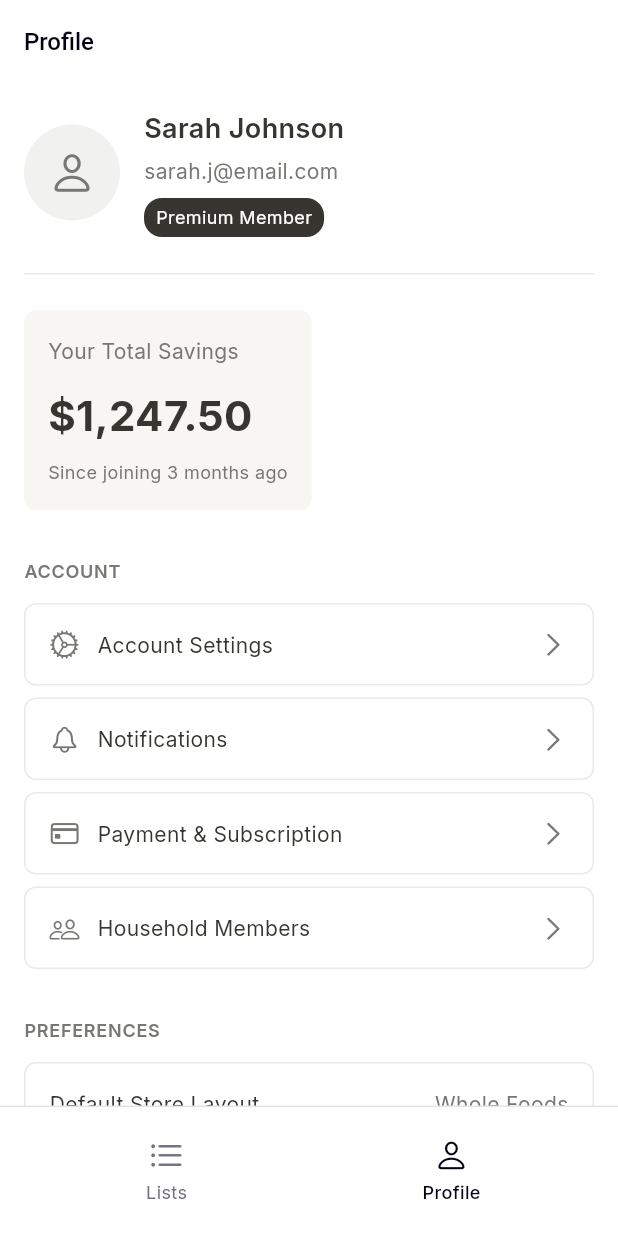
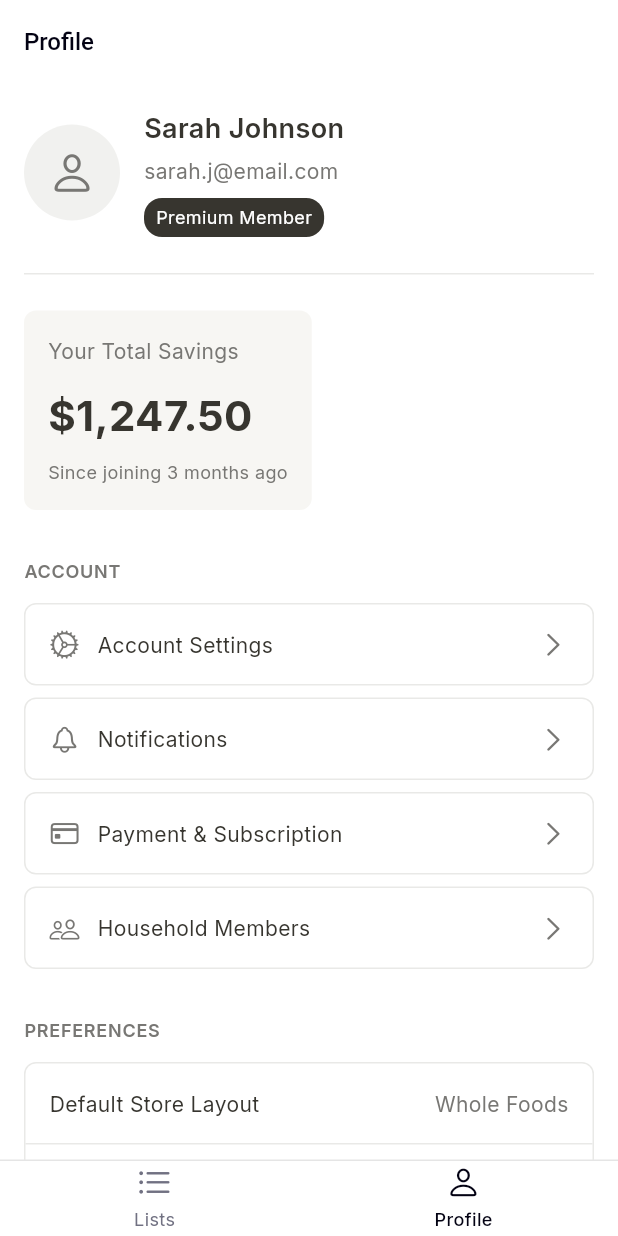
Before and after one commit to shelly-nas/baskit, a Flutter app: the screen it shows after launch, after a tap on "Profile", on a phone screen of 412 x 824 dp. Run offline on Flutter 3.47's test engine with Material 3 defaults, Android fonts, the phone set to English and light mode, and no system bars; our stand-ins replace google_fonts.

Commit message:
feat: Introduce design tokens for consistent styling across the app

```diff
--- a/lib/frontend/presentation/screens/lists_screen.dart
+++ b/lib/frontend/presentation/screens/lists_screen.dart
@@ -1,6 +1,7 @@
 import 'package:flutter/cupertino.dart';
 import 'package:flutter/material.dart';
 import '../models/shopping_list.dart';
+import '../../theme/design_tokens.dart';
 
 class ListsScreen extends StatefulWidget {
   const ListsScreen({super.key});
@@ -10,8 +11,6 @@ class ListsScreen extends StatefulWidget {
 }
 
 class _ListsScreenState extends State<ListsScreen> {
-  String _selectedTab = 'All';
-
   @override
   Widget build(BuildContext context) {
     final List<ShoppingList> shoppingLists = [
@@ -60,36 +59,17 @@ class _ListsScreenState extends State<ListsScreen> {
         title: const Text('Shopping Lists'),
         actions: [
           IconButton(
-            icon: const Icon(CupertinoIcons.add_circled_solid),
+            icon: const Icon(
+              CupertinoIcons.add_circled_solid,
+              size: DesignTokens.iconXLarge,
+            ),
             onPressed: () {
               // Add new list
             },
           ),
         ],
       ),
-      body: Column(
-        children: [
-          // Tabs
-          Container(
-            decoration: BoxDecoration(
-              border: Border(
-                bottom: BorderSide(
-                  color: Theme.of(context).dividerColor,
-                  width: 1,
-                ),
-              ),
-            ),
-            child: Row(
-              children: [
-                _buildTab('All'),
-                _buildTab('Shared'),
-                _buildTab('Private'),
-              ],
-            ),
-          ),
-          // Lists
-          Expanded(
-            child: ListView.builder(
+      body: ListView.builder(
         padding: const EdgeInsets.all(16.0),
         itemCount: shoppingLists.length,
         itemBuilder: (context, index) {
@@ -101,7 +81,7 @@ class _ListsScreenState extends State<ListsScreen> {
               borderRadius: BorderRadius.circular(8),
               border: Border.all(
                 color: const Color(0xFFE9E9E7),
-                      width: 1,
+                width: DesignTokens.borderThin,
               ),
             ),
             child: Material(
@@ -131,10 +111,12 @@ class _ListsScreenState extends State<ListsScreen> {
                                   ),
                                 ),
                                 if (list.isShared) ...[
-                                        const SizedBox(width: 8),
+                                  const SizedBox(
+                                    width: DesignTokens.spaceMedium,
+                                  ),
                                   const Icon(
                                     CupertinoIcons.person_2,
-                                          size: 16,
+                                    size: DesignTokens.iconSmall,
                                     color: Color(0xFF787774),
                                   ),
                                 ],
@@ -173,46 +155,6 @@ class _ListsScreenState extends State<ListsScreen> {
           );
         },
       ),
-          ),
-        ],
-      ),
-    );
-  }
-
-  Widget _buildTab(String label) {
-    final isSelected = _selectedTab == label;
-    return Expanded(
-      child: InkWell(
-        onTap: () {
-          setState(() {
-            _selectedTab = label;
-          });
-        },
-        child: Container(
-          padding: const EdgeInsets.symmetric(vertical: 12),
-          decoration: BoxDecoration(
-            border: Border(
-              bottom: BorderSide(
-                color: isSelected
-                    ? const Color(0xFF37352F)
-                    : Colors.transparent,
-                width: 2,
-              ),
-            ),
-          ),
-          child: Text(
-            label,
-            textAlign: TextAlign.center,
-            style: TextStyle(
-              fontSize: 14,
-              fontWeight: isSelected ? FontWeight.w600 : FontWeight.normal,
-              color: isSelected
-                  ? const Color(0xFF37352F)
-                  : const Color(0xFF787774),
-            ),
-          ),
-        ),
-      ),
     );
   }
 }
--- a/lib/frontend/presentation/screens/main_screen.dart
+++ b/lib/frontend/presentation/screens/main_screen.dart
@@ -3,6 +3,7 @@ import 'package:flutter/material.dart';
 import 'lists_screen.dart';
 import 'profile_screen.dart';
 import '../../theme/colors.dart';
+import '../../theme/design_tokens.dart';
 
 class MainScreen extends StatefulWidget {
   const MainScreen({super.key});
@@ -32,11 +33,18 @@ class _MainScreenState extends State<MainScreen> {
       bottomNavigationBar: Container(
         decoration: BoxDecoration(
           color: AppColors.background,
-          border: Border(top: BorderSide(color: AppColors.border, width: 1)),
+          border: Border(
+            top: BorderSide(
+              color: AppColors.border,
+              width: DesignTokens.borderThin,
+            ),
+          ),
         ),
+        // SafeArea to avoid notches and system UI from device edges
         child: SafeArea(
           child: Padding(
-            padding: const EdgeInsets.symmetric(horizontal: 16, vertical: 8),
+            // Minimize padding around the navigation bar at the bottom
+            padding: const EdgeInsets.symmetric(horizontal: 0, vertical: 0),
             child: Row(
               mainAxisAlignment: MainAxisAlignment.spaceAround,
               children: [
@@ -69,20 +77,22 @@ class _MainScreenState extends State<MainScreen> {
         color: Colors.transparent,
         child: InkWell(
           onTap: () => _onItemTapped(index),
-          borderRadius: BorderRadius.circular(8),
+          borderRadius: BorderRadius.circular(DesignTokens.radiusMedium),
           child: Padding(
-            padding: const EdgeInsets.symmetric(vertical: 12),
+            padding: const EdgeInsets.symmetric(
+              vertical: DesignTokens.spaceXSmall,
+            ),
             child: Column(
               mainAxisSize: MainAxisSize.min,
               children: [
                 Icon(
                   icon,
-                  size: 24,
+                  size: DesignTokens.iconLarge,
                   color: isSelected
                       ? AppColors.foreground
                       : AppColors.mutedForeground,
                 ),
-                const SizedBox(height: 4),
+                const SizedBox(height: DesignTokens.spaceSmall),
                 Text(
                   label,
                   style: TextStyle(
--- a/lib/frontend/presentation/screens/profile_screen.dart
+++ b/lib/frontend/presentation/screens/profile_screen.dart
@@ -1,5 +1,6 @@
 import 'package:flutter/cupertino.dart';
 import 'package:flutter/material.dart';
+import '../../theme/design_tokens.dart';
 
 class ProfileScreen extends StatelessWidget {
   const ProfileScreen({super.key});
@@ -18,25 +19,30 @@ class ProfileScreen extends StatelessWidget {
               padding: const EdgeInsets.only(bottom: 24),
               decoration: const BoxDecoration(
                 border: Border(
-                  bottom: BorderSide(color: Color(0xFFE9E9E7), width: 1),
+                  bottom: BorderSide(
+                    color: Color(0xFFE9E9E7),
+                    width: DesignTokens.borderThin,
+                  ),
                 ),
               ),
               child: Row(
                 children: [
                   Container(
-                    width: 64,
-                    height: 64,
+                    width: DesignTokens.avatarSize,
+                    height: DesignTokens.avatarSize,
                     decoration: BoxDecoration(
                       color: const Color(0xFFF1F1EF),
-                      borderRadius: BorderRadius.circular(32),
+                      borderRadius: BorderRadius.circular(
+                        DesignTokens.radius3XLarge,
+                      ),
                     ),
                     child: const Icon(
                       CupertinoIcons.person,
-                      size: 32,
+                      size: DesignTokens.iconXLarge,
                       color: Color(0xFF787774),
                     ),
                   ),
-                  const SizedBox(width: 16),
+                  const SizedBox(width: DesignTokens.spaceXLarge),
                   Expanded(
                     child: Column(
                       crossAxisAlignment: CrossAxisAlignment.start,
@@ -163,8 +169,11 @@ class ProfileScreen extends StatelessWidget {
             Container(
               decoration: BoxDecoration(
                 color: Colors.white,
-                borderRadius: BorderRadius.circular(8),
-                border: Border.all(color: const Color(0xFFE9E9E7), width: 1),
+                borderRadius: BorderRadius.circular(DesignTokens.radiusMedium),
+                border: Border.all(
+                  color: const Color(0xFFE9E9E7),
+                  width: DesignTokens.borderThin,
+                ),
               ),
               child: Column(
                 children: [
@@ -212,8 +221,11 @@ class ProfileScreen extends StatelessWidget {
             Container(
               decoration: BoxDecoration(
                 color: const Color(0xFFFFEBEB),
-                borderRadius: BorderRadius.circular(8),
-                border: Border.all(color: const Color(0xFFFFCCCC), width: 1),
+                borderRadius: BorderRadius.circular(DesignTokens.radiusMedium),
+                border: Border.all(
+                  color: const Color(0xFFFFCCCC),
+                  width: DesignTokens.borderThin,
+                ),
               ),
               child: Material(
                 color: Colors.transparent,
@@ -227,10 +239,10 @@ class ProfileScreen extends StatelessWidget {
                       children: [
                         Icon(
                           CupertinoIcons.square_arrow_right,
-                          size: 20,
+                          size: DesignTokens.iconMedium,
                           color: Color(0xFFDC2626),
                         ),
-                        SizedBox(width: 8),
+                        SizedBox(width: DesignTokens.spaceMedium),
                         Text(
                           'Log Out',
                           style: TextStyle(
@@ -269,8 +281,11 @@ class ProfileScreen extends StatelessWidget {
     return Container(
       decoration: BoxDecoration(
         color: Colors.white,
-        borderRadius: BorderRadius.circular(8),
-        border: Border.all(color: const Color(0xFFE9E9E7), width: 1),
+        borderRadius: BorderRadius.circular(DesignTokens.radiusMedium),
+        border: Border.all(
+          color: const Color(0xFFE9E9E7),
+          width: DesignTokens.borderThin,
+        ),
       ),
       child: Material(
         color: Colors.transparent,
@@ -281,8 +296,12 @@ class ProfileScreen extends StatelessWidget {
             padding: const EdgeInsets.all(16.0),
             child: Row(
               children: [
-                Icon(icon, size: 20, color: const Color(0xFF787774)),
-                const SizedBox(width: 12),
+                Icon(
+                  icon,
+                  size: DesignTokens.iconMedium,
+                  color: const Color(0xFF787774),
+                ),
+                const SizedBox(width: DesignTokens.spaceLarge),
                 Expanded(
                   child: Text(
                     label,
@@ -294,7 +313,7 @@ class ProfileScreen extends StatelessWidget {
                 ),
                 const Icon(
                   CupertinoIcons.chevron_right,
-                  size: 20,
+                  size: DesignTokens.iconMedium,
                   color: Color(0xFF787774),
                 ),
               ],
@@ -351,7 +370,7 @@ class ProfileScreen extends StatelessWidget {
           CupertinoSwitch(
             value: value,
             onChanged: onChanged,
-            activeColor: const Color(0xFF37352F),
+            activeTrackColor: const Color(0xFF37352F),
           ),
         ],
       ),
--- /dev/null
+++ b/lib/frontend/theme/design_tokens.dart
@@ -0,0 +1,39 @@
+/// Design tokens for consistent styling across the app
+class DesignTokens {
+  // ========== BORDER RADIUS ==========
+  static const double radiusSmall = 4.0;
+  static const double radiusMedium = 8.0;
+  static const double radiusLarge = 12.0;
+  static const double radiusXLarge = 16.0;
+  static const double radius2XLarge = 20.0;
+  static const double radius3XLarge = 32.0;
+
+  // ========== SPACING ==========
+  static const double spaceXSmall = 2.0;
+  static const double spaceSmall = 4.0;
+  static const double spaceMedium = 8.0;
+  static const double spaceLarge = 12.0;
+  static const double spaceXLarge = 16.0;
+  static const double space2XLarge = 24.0;
+  static const double space3XLarge = 32.0;
+
+  // ========== ICON SIZES ==========
+  static const double iconSmall = 16.0;
+  static const double iconMedium = 20.0;
+  static const double iconLarge = 24.0;
+  static const double iconXLarge = 32.0;
+
+  // ========== ELEVATION ==========
+  static const double elevationNone = 0.0;
+  static const double elevationLow = 2.0;
+  static const double elevationMedium = 4.0;
+  static const double elevationHigh = 8.0;
+
+  // ========== BORDER WIDTH ==========
+  static const double borderThin = 1.0;
+  static const double borderMedium = 2.0;
+  static const double borderThick = 3.0;
+
+  // ========== COMPONENT WIDTHS ==========
+  static const double avatarSize = 64.0;
+}
--- a/lib/frontend/theme/theme.dart
+++ b/lib/frontend/theme/theme.dart
@@ -1,6 +1,7 @@
 import 'package:flutter/material.dart';
 import 'colors.dart';
 import 'typography.dart';
+import 'design_tokens.dart';
 
 class AppTheme {
   static ThemeData get lightTheme {
@@ -21,12 +22,13 @@ class AppTheme {
       ),
       cardTheme: CardThemeData(
         color: AppColors.card,
-        elevation: 0,
+        elevation: DesignTokens.elevationNone,
         shape: RoundedRectangleBorder(
-          borderRadius: BorderRadius.circular(
-            10,
-          ), // var(--radius) = 0.625rem = 10px
-          side: const BorderSide(color: AppColors.border, width: 1),
+          borderRadius: BorderRadius.circular(DesignTokens.radiusMedium),
+          side: const BorderSide(
+            color: AppColors.border,
+            width: DesignTokens.borderThin,
+          ),
         ),
       ),
       dividerColor: AppColors.border,
@@ -45,25 +47,34 @@ class AppTheme {
         filled: true,
         fillColor: AppColors.inputBackground,
         border: OutlineInputBorder(
-          borderRadius: BorderRadius.circular(10),
-          borderSide: const BorderSide(color: AppColors.border, width: 1),
+          borderRadius: BorderRadius.circular(DesignTokens.radiusMedium),
+          borderSide: const BorderSide(
+            color: AppColors.border,
+            width: DesignTokens.borderThin,
+          ),
         ),
         enabledBorder: OutlineInputBorder(
-          borderRadius: BorderRadius.circular(10),
-          borderSide: const BorderSide(color: AppColors.border, width: 1),
+          borderRadius: BorderRadius.circular(DesignTokens.radiusMedium),
+          borderSide: const BorderSide(
+            color: AppColors.border,
+            width: DesignTokens.borderThin,
+          ),
         ),
         focusedBorder: OutlineInputBorder(
-          borderRadius: BorderRadius.circular(10),
-          borderSide: const BorderSide(color: AppColors.primary, width: 1),
+          borderRadius: BorderRadius.circular(DesignTokens.radiusMedium),
+          borderSide: const BorderSide(
+            color: AppColors.primary,
+            width: DesignTokens.borderThin,
+          ),
         ),
       ),
       elevatedButtonTheme: ElevatedButtonThemeData(
         style: ElevatedButton.styleFrom(
           backgroundColor: AppColors.primary,
           foregroundColor: AppColors.primaryForeground,
-          elevation: 0,
+          elevation: DesignTokens.elevationNone,
           shape: RoundedRectangleBorder(
-            borderRadius: BorderRadius.circular(10),
+            borderRadius: BorderRadius.circular(DesignTokens.radiusMedium),
           ),
           textStyle: const TextStyle(fontSize: 16, fontWeight: FontWeight.w500),
         ),
```
Lines whose indentation alone changed are shown as unchanged.
